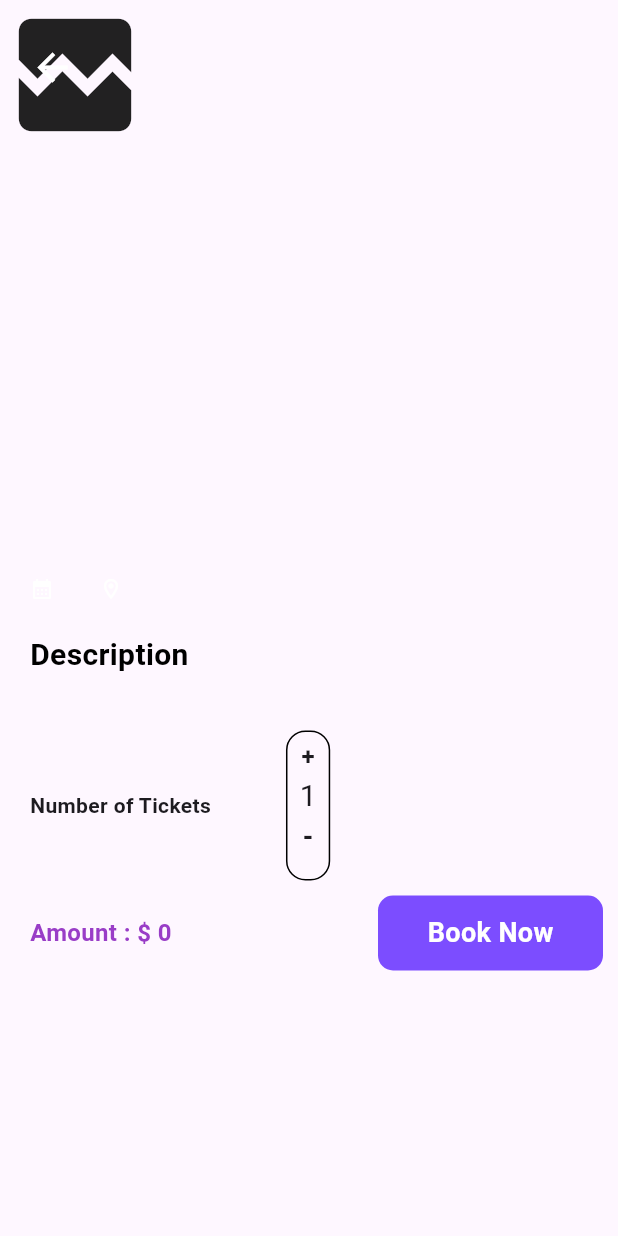
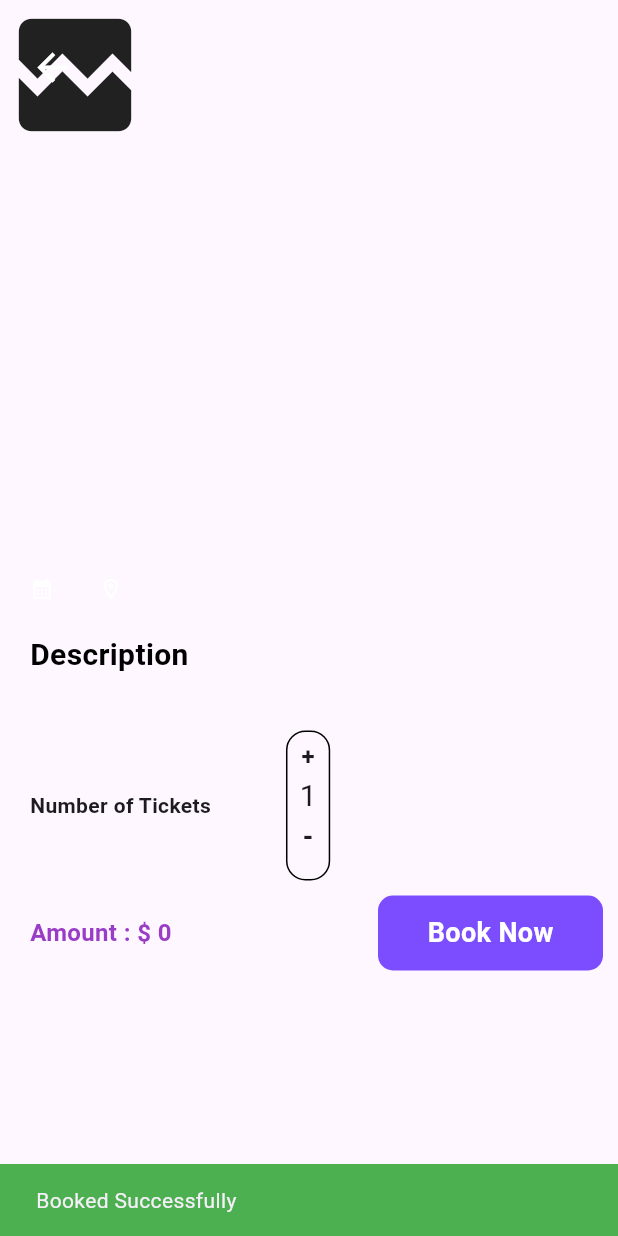
Before and after one commit to kamrankhan67/Eventify, a Flutter app: the DetailsPage screen opened directly with empty values, after a tap on "Book Now", on a phone screen of 412 x 824 dp. Run offline on Flutter 3.47's test engine with Material 3 defaults, Android fonts, the phone set to English and light mode, and no system bars; our stand-ins replace cloud_firestore, curved_navigation_bar, firebase_auth, firebase_core, image_picker, random_string; accounts and stored records are empty.

Commit message:
5 commit

```diff
--- a/lib/pages/details.dart
+++ b/lib/pages/details.dart
@@ -1,6 +1,7 @@
 import 'dart:io';
 
 import 'package:cloud_firestore/cloud_firestore.dart';
+import 'package:event_booking_app/components/scaffold_message.dart';
 import 'package:event_booking_app/services/auth_services.dart';
 import 'package:event_booking_app/services/image_storage.dart';
 import 'package:flutter/material.dart';
@@ -239,7 +240,15 @@ class _DetailsPageState extends State<DetailsPage> {
                                 "Tickets": (count.toString()),
                                 "Location": widget.ds["Location"],
                                 "Date": widget.ds["Date"],
-                                "Id":id
+                                "Id": id,
+                              })
+                              .then((value) {
+                                final scfMdg = ScaffoldMessage();
+                                scfMdg.message(
+                                  context,
+                                  "Booked Successfully",
+                                  Colors.green,
+                                );
                               });
 
                           //for image Storage
```
Also changed, not shown: lib/pages/home_page.dart (+10 -3 lines).
